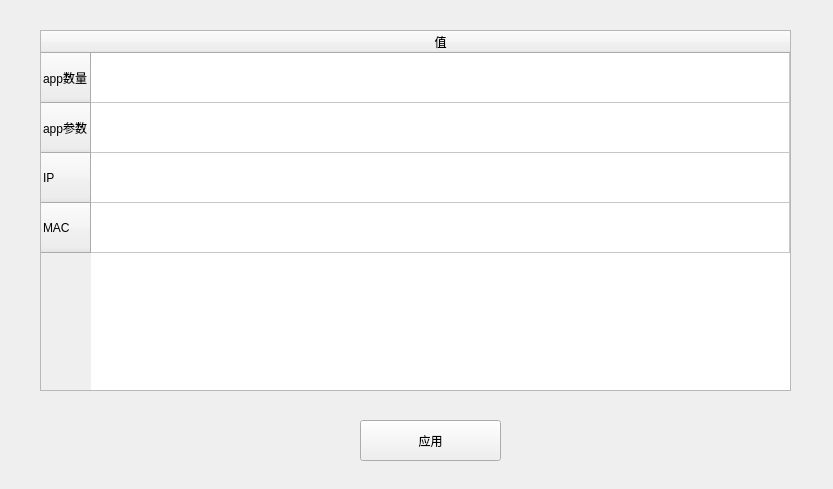
This is UI/Network/Host/edit_host_netargs_dds.ui in tocods/jobSimQt as Qt 5 draws it before an edit. The edited form follows.
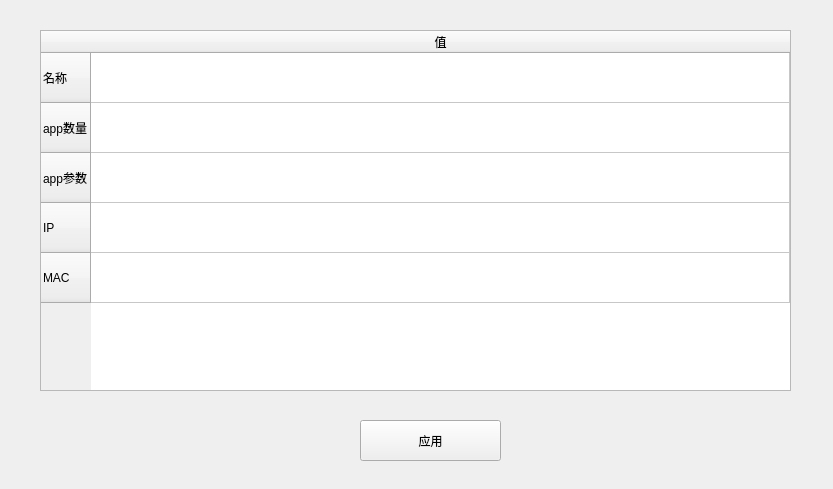
This is the edited form.

Commit message: host重命名

Diff of the .ui file:
```diff
--- a/UI/Network/Host/edit_host_netargs_dds.ui
+++ b/UI/Network/Host/edit_host_netargs_dds.ui
@@ -65,6 +65,11 @@
    <attribute name="verticalHeaderStretchLastSection">
     <bool>false</bool>
    </attribute>
+   <row>
+    <property name="text">
+     <string>名称</string>
+    </property>
+   </row>
    <row>
     <property name="text">
      <string>app数量</string>
@@ -90,7 +95,7 @@
      <string>值</string>
     </property>
    </column>
-   <item row="0" column="0">
+   <item row="1" column="0">
     <property name="text">
      <string/>
     </property>
@@ -98,7 +103,7 @@
      <set>AlignCenter</set>
     </property>
    </item>
-   <item row="1" column="0">
+   <item row="2" column="0">
     <property name="text">
      <string/>
     </property>
```
The commit also changes 12 other files.
